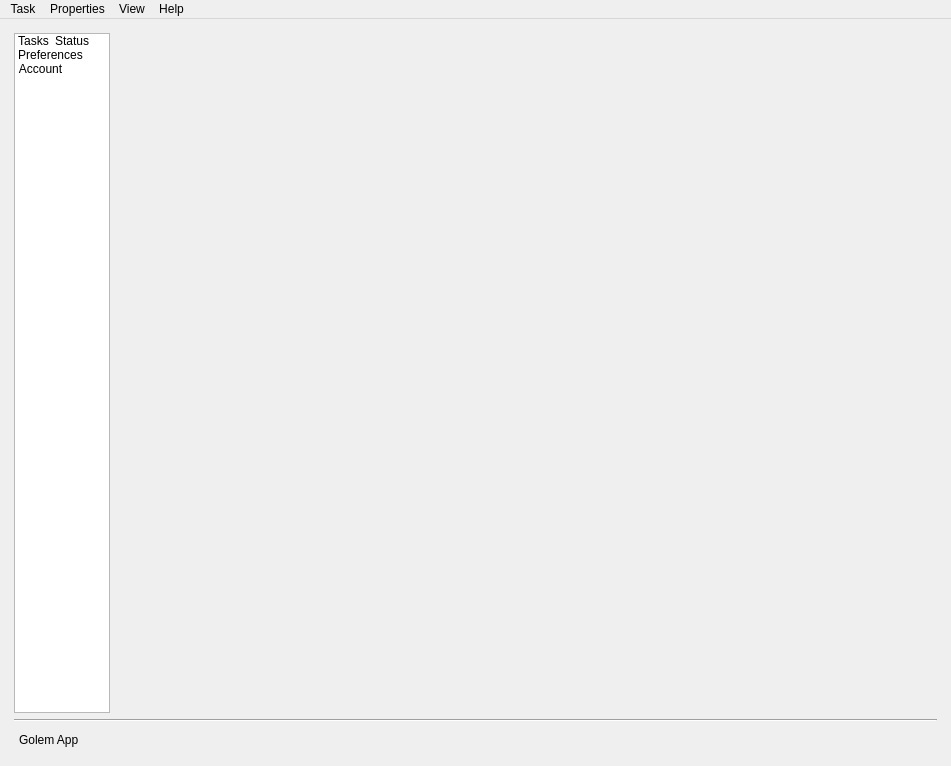
Old version of the form gnr/ui/AppMainWindow.ui in the repository golemfactory/clay.
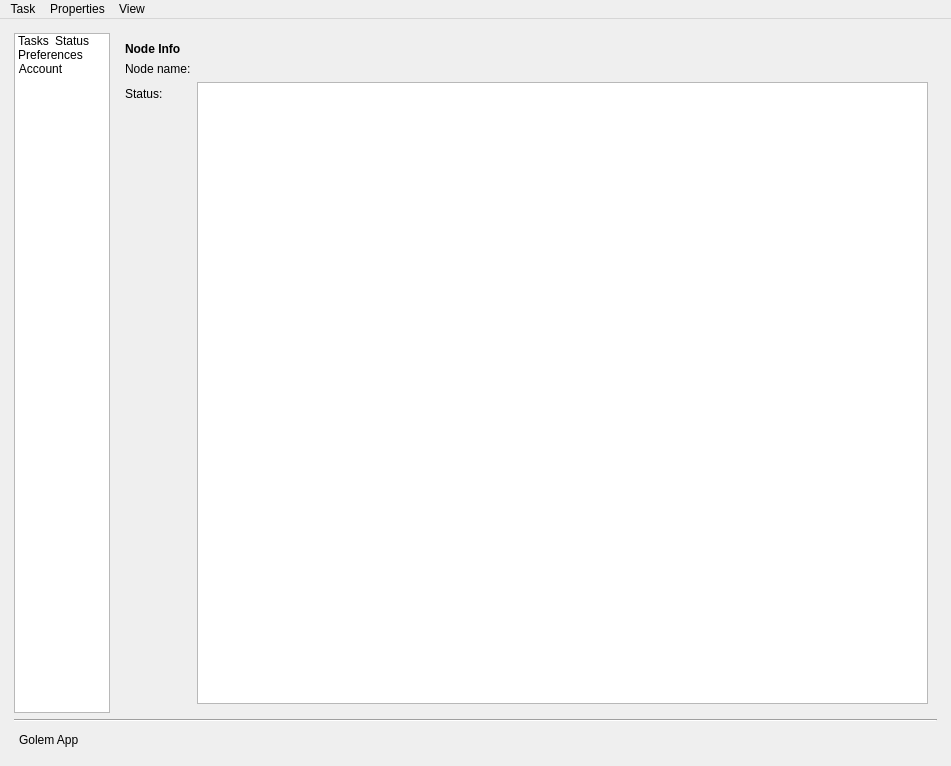
New version of the form. The open tabs and pages were chosen to show the change. Icons and pictures are not drawn. Custom widgets are drawn as their Qt base class.

Commit message: remove help and status

Diff of the .ui file:
```diff
--- a/gnr/ui/AppMainWindow.ui
+++ b/gnr/ui/AppMainWindow.ui
@@ -501,11 +501,61 @@
           <widget class="QWidget" name="statusPage">
            <layout class="QGridLayout" name="gridLayout_2">
             <item row="0" column="0">
-             <widget class="QLabel" name="nodeNameLabel">
-              <property name="text">
-               <string/>
-              </property>
-             </widget>
+             <layout class="QVBoxLayout" name="verticalLayout_2">
+              <item>
+               <widget class="QLabel" name="label">
+                <property name="sizePolicy">
+                 <sizepolicy hsizetype="Preferred" vsizetype="Maximum">
+                  <horstretch>0</horstretch>
+                  <verstretch>0</verstretch>
+                 </sizepolicy>
+                </property>
+                <property name="font">
+                 <font>
+                  <weight>75</weight>
+                  <bold>true</bold>
+                 </font>
+                </property>
+                <property name="text">
+                 <string>Node Info</string>
+                </property>
+                <property name="textFormat">
+                 <enum>Qt::AutoText</enum>
+                </property>
+               </widget>
+              </item>
+              <item>
+               <layout class="QFormLayout" name="formLayout">
+                <property name="fieldGrowthPolicy">
+                 <enum>QFormLayout::AllNonFixedFieldsGrow</enum>
+                </property>
+                <item row="0" column="0">
+                 <widget class="QLabel" name="label_2">
+                  <property name="text">
+                   <string>Node name:</string>
+                  </property>
+                 </widget>
+                </item>
+                <item row="0" column="1">
+                 <widget class="QLabel" name="nodeNameLabel">
+                  <property name="text">
+                   <string/>
+                  </property>
+                 </widget>
+                </item>
+                <item row="1" column="1">
+                 <widget class="QTextBrowser" name="textBrowser"/>
+                </item>
+                <item row="1" column="0">
+                 <widget class="QLabel" name="statusTextBrowser">
+                  <property name="text">
+                   <string>Status:</string>
+                  </property>
+                 </widget>
+                </item>
+               </layout>
+              </item>
+             </layout>
             </item>
            </layout>
           </widget>
@@ -613,16 +663,9 @@
     <addaction name="actionStatus"/>
     <addaction name="actionPayments"/>
    </widget>
-   <widget class="QMenu" name="menuAbout">
-    <property name="title">
-     <string>Help</string>
-    </property>
-    <addaction name="actionAbout"/>
-   </widget>
    <addaction name="menuTask"/>
    <addaction name="menuProperties"/>
    <addaction name="menuView"/>
-   <addaction name="menuAbout"/>
   </widget>
   <action name="actionNew">
    <property name="text">
```
Left out of the diff: 10 changed lines with no effect on the pictures. The commit also changes 10 other files.
